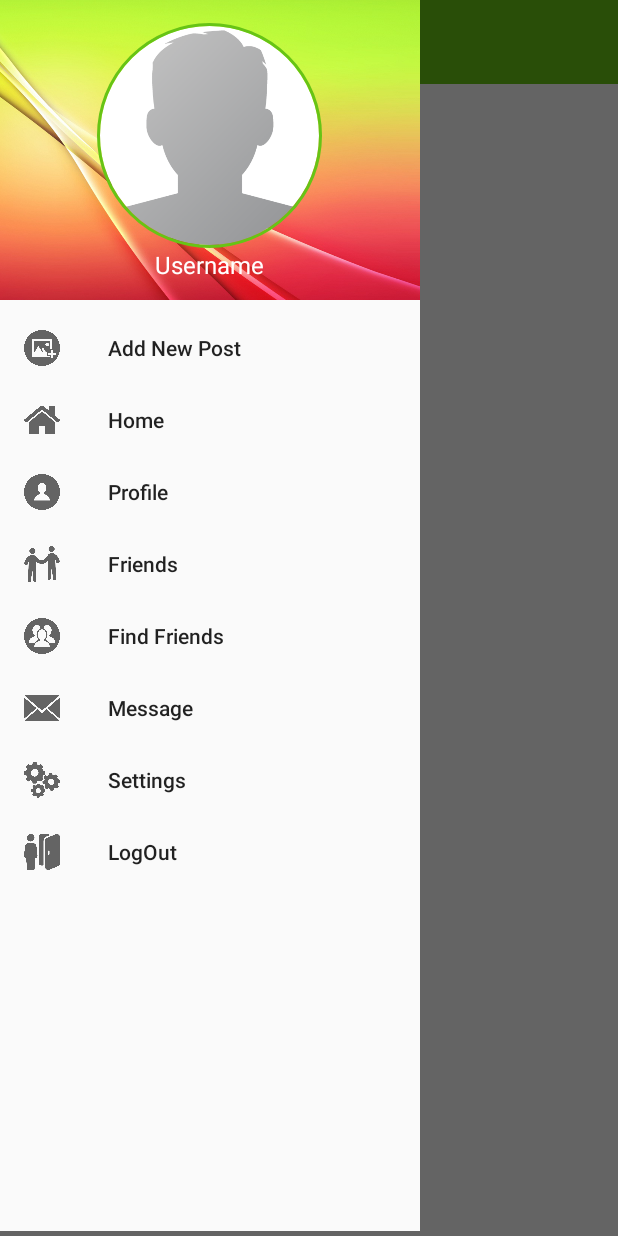
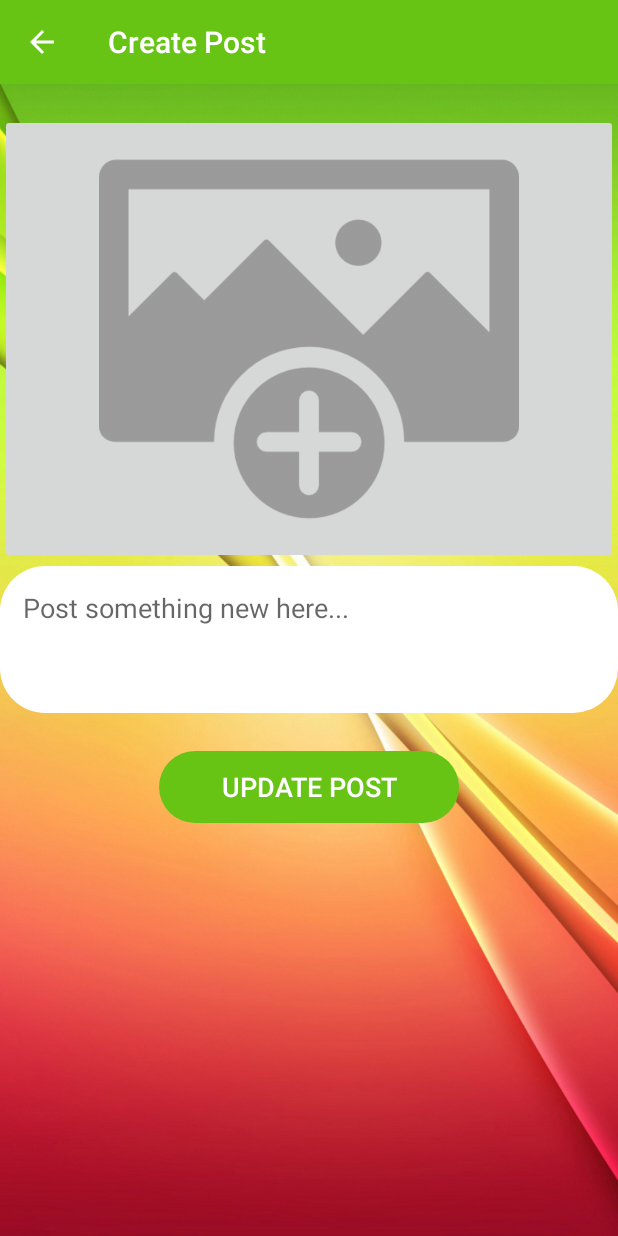
Before and after one commit to ArijitR111Y/VlearnIT, an Android app: the MainActivity screen opened directly, with no data from a screen before it, after a tap on "Add New Post", on a phone screen of 412 x 824 dp. Run offline under Robolectric (Android 15) with nearby library versions, the phone set to English and light mode, and no system bars; our stand-ins replace CircleImageView, Firebase (no records; nobody signed in at launch, a user with empty details on screens opened directly), Picasso; 1 statement that could not run was skipped; 1 other tap on this screen came first.

Commit message:
Added: Submit Post Activity (with image)

```diff
--- a/app/src/main/java/com/royarijit998/vlearnit/MainActivity.java
+++ b/app/src/main/java/com/royarijit998/vlearnit/MainActivity.java
@@ -139,6 +139,11 @@ public class MainActivity extends AppCompatActivity {
         finish();
     }
 
+    private void sendUserToPostActivity() {
+        Intent intent = new Intent(MainActivity.this, PostActivity.class);
+        startActivity(intent);
+    }
+
     @Override
     public boolean onOptionsItemSelected(MenuItem item) {
         if(actionBarDrawerToggle.onOptionsItemSelected(item)){
@@ -151,7 +156,7 @@ public class MainActivity extends AppCompatActivity {
 
         switch (menuItem.getItemId()){
             case R.id.navPost:
-                Toast.makeText(getApplicationContext(), "Create new post", Toast.LENGTH_SHORT).show();
+                sendUserToPostActivity();
                 break;
             case R.id.navHome:
                 Toast.makeText(getApplicationContext(), "Open Home", Toast.LENGTH_SHORT).show();
@@ -179,4 +184,6 @@ public class MainActivity extends AppCompatActivity {
         }
 
     }
+
+
 }
--- /dev/null
+++ b/app/src/main/java/com/royarijit998/vlearnit/PostActivity.java
@@ -0,0 +1,225 @@
+package com.royarijit998.vlearnit;
+
+import androidx.annotation.NonNull;
+import androidx.annotation.Nullable;
+import androidx.appcompat.app.AppCompatActivity;
+
+import android.app.ProgressDialog;
+import android.content.Intent;
+import android.net.Uri;
+import android.os.Bundle;
+import android.view.MenuItem;
+import android.view.View;
+import android.widget.Button;
+import android.widget.EditText;
+import android.widget.ImageButton;
+import android.widget.Toast;
+
+import androidx.appcompat.widget.Toolbar;
+
+import com.google.android.gms.tasks.Continuation;
+import com.google.android.gms.tasks.OnCompleteListener;
+import com.google.android.gms.tasks.Task;
+import com.google.firebase.auth.FirebaseAuth;
+import com.google.firebase.auth.FirebaseUser;
+import com.google.firebase.database.DataSnapshot;
+import com.google.firebase.database.DatabaseError;
+import com.google.firebase.database.DatabaseReference;
+import com.google.firebase.database.FirebaseDatabase;
+import com.google.firebase.database.ValueEventListener;
+import com.google.firebase.storage.FirebaseStorage;
+import com.google.firebase.storage.StorageReference;
+import com.google.firebase.storage.UploadTask;
+
+import java.text.SimpleDateFormat;
+import java.util.Calendar;
+import java.util.HashMap;
+
+public class PostActivity extends AppCompatActivity {
+
+    private Toolbar postToolbar;
+    private ImageButton addImageButton;
+    private Button submitPostBtn;
+    private EditText postDescEditText;
+
+    private ProgressDialog progressDialog;
+
+    private Uri imageUri;
+    private String currDate, currTime, randomKey;
+    private String downloadUrl;
+    private String postDescription;
+
+    private FirebaseUser currUserRef;
+
+    private StorageReference storageRef;
+    private DatabaseReference userRef, postRef;
+
+    final static int GALLERY_PICK = 1;
+
+    @Override
+    protected void onCreate(Bundle savedInstanceState) {
+        super.onCreate(savedInstanceState);
+        setContentView(R.layout.activity_post);
+
+        storageRef = FirebaseStorage.getInstance().getReference();
+        currUserRef = FirebaseAuth.getInstance().getCurrentUser();
+        userRef = FirebaseDatabase.getInstance().getReference().child("Users");
+        postRef = FirebaseDatabase.getInstance().getReference().child("Posts");
+
+        postToolbar = findViewById(R.id.postToolbar);
+        setSupportActionBar(postToolbar);
+        getSupportActionBar().setDisplayHomeAsUpEnabled(true);
+        getSupportActionBar().setDisplayShowHomeEnabled(true);
+        getSupportActionBar().setTitle("Create Post");
+
+
+        addImageButton = findViewById(R.id.addImageButton);
+        submitPostBtn = findViewById(R.id.submitPostBtn);
+        postDescEditText = findViewById(R.id.postDescEditText);
+
+        progressDialog = new ProgressDialog(this);
+
+        addImageButton.setOnClickListener(new View.OnClickListener() {
+            @Override
+            public void onClick(View v) {
+                Intent galleryIntent = new Intent();
+                galleryIntent.setAction(Intent.ACTION_GET_CONTENT);
+                galleryIntent.setType("image/*");
+                startActivityForResult(galleryIntent, GALLERY_PICK);
+            }
+        });
+
+        submitPostBtn.setOnClickListener(new View.OnClickListener() {
+            @Override
+            public void onClick(View v) {
+                validatePostInfo();
+            }
+        });
+
+    }
+
+    private void validatePostInfo() {
+        postDescription = postDescEditText.getText().toString();
+
+        if(postDescription.isEmpty()){
+            Toast.makeText(this, "Please add some text to be posted..", Toast.LENGTH_SHORT).show();
+        }
+        else if(imageUri == null){
+            Toast.makeText(this, "Add an image to make your post appeal more students..", Toast.LENGTH_SHORT).show();
+        }
+        else{
+            progressDialog.setTitle("Adding New Post");
+            progressDialog.setMessage("Please wait while we update your new post...");
+            progressDialog.show();
+            progressDialog.setCanceledOnTouchOutside(true);
+            storeImageToFirebaseStorage();
+        }
+
+    }
+
+    private void storeImageToFirebaseStorage() {
+
+        Calendar calForDate = Calendar.getInstance();
+        SimpleDateFormat currDateFormat = new SimpleDateFormat("dd-MMMM-yyyy");
+        currDate = currDateFormat.format(calForDate.getTime());
+
+        SimpleDateFormat currTimeFormat = new SimpleDateFormat("HH:mm");
+        currTime = currTimeFormat.format(calForDate.getTime());
+
+        randomKey = currDate + currTime;
+
+        final StorageReference filePath = storageRef.child("PostImg").child(imageUri.getLastPathSegment() + currUserRef.getUid() + randomKey);
+        filePath.putFile(imageUri).continueWithTask(new Continuation<UploadTask.TaskSnapshot, Task<Uri>>() {
+            @Override
+            public Task<Uri> then(@NonNull Task<UploadTask.TaskSnapshot> task) throws Exception {
+                if (!task.isSuccessful()) {
+                    progressDialog.dismiss();
+                    String errorMsg = task.getException().getMessage();
+                    Toast.makeText(PostActivity.this, "Image could not be uploaded: " + errorMsg, Toast.LENGTH_SHORT).show();
+                }
+
+                // Continue with the task to get the download URL
+                return filePath.getDownloadUrl();
+            }
+        }).addOnCompleteListener(new OnCompleteListener<Uri>() {
+            @Override
+            public void onComplete(@NonNull Task<Uri> task) {
+                if(task.isSuccessful()){
+                    downloadUrl = task.getResult().toString();
+                    savePostInformationToDatabase();
+                }else{
+                    progressDialog.dismiss();
+                    String errorMsg = task.getException().getMessage();
+                    Toast.makeText(PostActivity.this, "Image could not be uploaded: " + errorMsg, Toast.LENGTH_SHORT).show();
+                }
+            }
+        });
+
+
+    }
+
+    private void savePostInformationToDatabase() {
+        userRef.child(currUserRef.getUid()).addValueEventListener(new ValueEventListener() {
+            @Override
+            public void onDataChange(@NonNull DataSnapshot dataSnapshot) {
+                if(dataSnapshot.exists()){
+                    String userFullName = dataSnapshot.child("fullname").getValue().toString();
+                    String userProfileImage = dataSnapshot.child("profileImg").getValue().toString();
+
+                    HashMap postMap = new HashMap();
+                    postMap.put("uid", currUserRef.getUid());
+                    postMap.put("date", currDate);
+                    postMap.put("time", currTime);
+                    postMap.put("description", postDescription);
+                    postMap.put("postImg", downloadUrl);
+                    postMap.put("ufullname", userFullName);
+                    postMap.put("uprofileImg", userProfileImage);
+
+                    postRef.child(currUserRef.getUid() + randomKey).updateChildren(postMap).addOnCompleteListener(new OnCompleteListener() {
+                        @Override
+                        public void onComplete(@NonNull Task task) {
+                            if(task.isSuccessful()){
+                                sendUserToMainActivity();
+                                Toast.makeText(PostActivity.this, "Post created successfully..", Toast.LENGTH_SHORT).show();
+                            }else{
+                                String errorMsg  = task.getException().getMessage();
+                                Toast.makeText(PostActivity.this, "Post could not be created: " + errorMsg, Toast.LENGTH_SHORT).show();
+                            }
+                            progressDialog.dismiss();
+                        }
+                    });
+                }
+            }
+
+            @Override
+            public void onCancelled(@NonNull DatabaseError databaseError) {
+
+            }
+        });
+    }
+
+
+    @Override
+    protected void onActivityResult(int requestCode, int resultCode, @Nullable Intent data) {
+        super.onActivityResult(requestCode, resultCode, data);
+        if(requestCode == GALLERY_PICK && resultCode == RESULT_OK && data != null){
+            imageUri = data.getData();
+            addImageButton.setImageURI(imageUri);
+        }
+    }
+
+    @Override
+    public boolean onOptionsItemSelected(MenuItem item) {
+        if(item.getItemId() == R.id.home){
+            sendUserToMainActivity();
+        }
+        return super.onOptionsItemSelected(item);
+    }
+
+    private void sendUserToMainActivity() {
+        Intent intent = new Intent(PostActivity.this, MainActivity.class);
+        intent.addFlags(Intent.FLAG_ACTIVITY_NEW_TASK | Intent.FLAG_ACTIVITY_CLEAR_TASK);
+        startActivity(intent);
+        finish();
+    }
+}
--- /dev/null
+++ b/app/src/main/res/layout/activity_post.xml
@@ -0,0 +1,53 @@
+<?xml version="1.0" encoding="utf-8"?>
+<RelativeLayout xmlns:android="http://schemas.android.com/apk/res/android"
+    xmlns:app="http://schemas.android.com/apk/res-auto"
+    xmlns:tools="http://schemas.android.com/tools"
+    android:layout_width="match_parent"
+    android:layout_height="match_parent"
+    tools:context=".PostActivity"
+    android:background="@drawable/login">
+
+    <include
+        android:id="@+id/postToolbar"
+        layout="@layout/app_bar_layout"/>
+
+    <ImageButton
+        android:id="@+id/addImageButton"
+        android:layout_width="match_parent"
+        android:layout_height="300dp"
+        android:layout_below="@id/postToolbar"
+        android:layout_marginTop="20dp"
+        android:contentDescription="TODO"
+        android:scaleType="fitCenter"
+        app:srcCompat="@drawable/select_image" />
+
+    <EditText
+        android:id="@+id/postDescEditText"
+        android:layout_width="match_parent"
+        android:layout_height="wrap_content"
+        android:layout_below="@id/addImageButton"
+        android:layout_marginTop="1dp"
+        android:background="@drawable/inputs"
+        android:ems="10"
+        android:hint="@string/post_something_new_here"
+        android:inputType="textMultiLine"
+        android:padding="15dp"
+        android:lines="3"
+        android:gravity="top|left"
+        android:scrollbars="vertical"/>
+
+    <Button
+        android:id="@+id/submitPostBtn"
+        android:layout_width="200dp"
+        android:layout_height="wrap_content"
+        android:layout_below="@id/postDescEditText"
+        android:layout_centerHorizontal="true"
+        android:layout_marginTop="25dp"
+        android:background="@drawable/button"
+        android:padding="10dp"
+        android:text="@string/update_post"
+        android:textColor="@android:color/background_light"
+        android:textSize="18sp" />
+
+
+</RelativeLayout>
--- a/app/src/main/res/layout/app_bar_layout.xml
+++ b/app/src/main/res/layout/app_bar_layout.xml
@@ -3,7 +3,7 @@
     android:layout_width="match_parent"
     android:layout_height="wrap_content"
     android:background="@color/colorPrimaryDark"
-    android:id="@+id/mainAppBar"
+    android:id="@+id/appBar"
     android:theme="@style/ThemeOverlay.AppCompat.Dark.ActionBar">
 
 </androidx.appcompat.widget.Toolbar>
--- a/app/src/main/res/values/strings.xml
+++ b/app/src/main/res/values/strings.xml
@@ -19,4 +19,6 @@
     <string name="login">login</string>
     <string name="don_t_have_an_account">Don\'t have an Account?</string>
     <string name="or_login_with">or Login with</string>
+    <string name="update_post">Update Post</string>
+    <string name="post_something_new_here">Post something new here...</string>
 </resources>
```
Also changed, not shown: app/src/main/AndroidManifest.xml (+12 -8 lines), app/src/main/res/layout/all_posts_layout.xml (added, +9 -0 lines).
